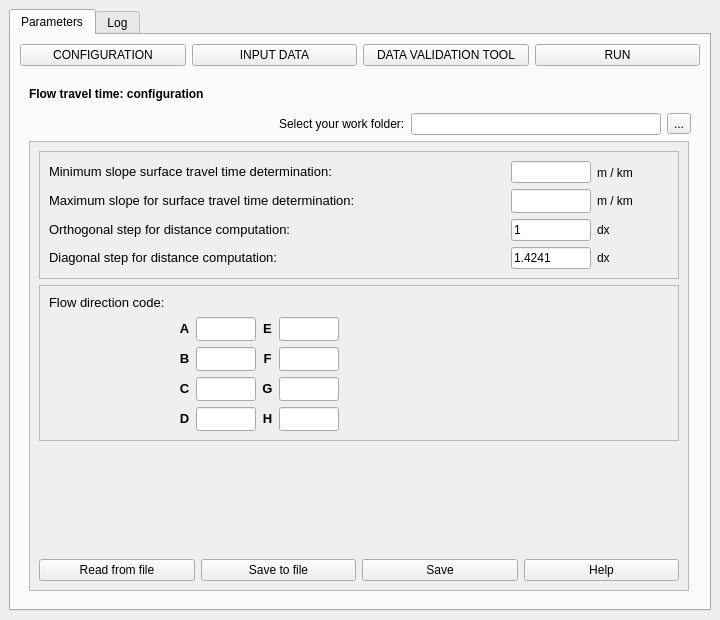
Above: hidroPixel_dialog_flow_tt.ui from pedmap/HidroPixel_test before the change. Below: the same form after it.
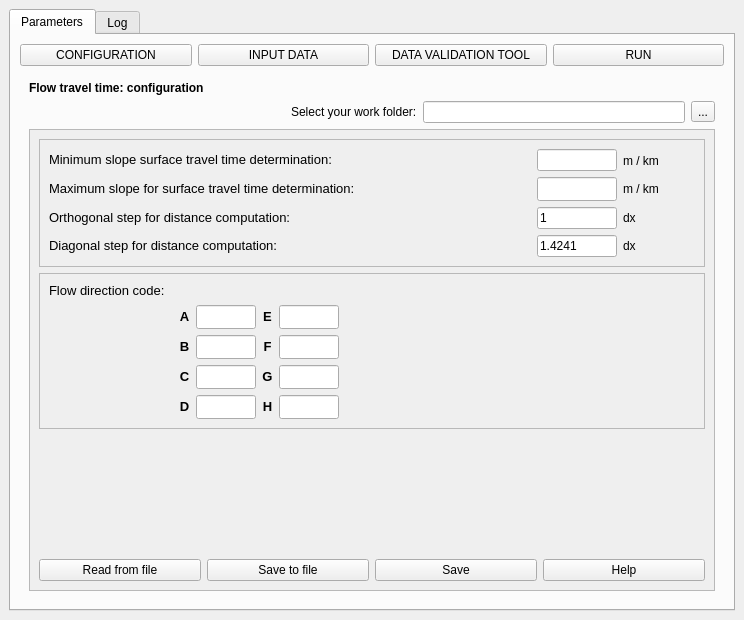
That is the form after the change. Icons and pictures are not drawn.

Patch:
```diff
--- a/hidroPixel_dialog_flow_tt.ui
+++ b/hidroPixel_dialog_flow_tt.ui
@@ -6,7 +6,7 @@
    <rect>
     <x>0</x>
     <y>0</y>
-    <width>720</width>
+    <width>744</width>
     <height>620</height>
    </rect>
   </property>
@@ -80,7 +80,7 @@
             <item row="2" column="0">
              <widget class="QScrollArea" name="scrollArea">
               <property name="sizePolicy">
-               <sizepolicy hsizetype="Fixed" vsizetype="Fixed">
+               <sizepolicy hsizetype="Expanding" vsizetype="Expanding">
                 <horstretch>0</horstretch>
                 <verstretch>0</verstretch>
                </sizepolicy>
@@ -99,8 +99,8 @@
                 <rect>
                  <x>0</x>
                  <y>0</y>
-                 <width>658</width>
-                 <height>448</height>
+                 <width>682</width>
+                 <height>451</height>
                 </rect>
                </property>
                <layout class="QGridLayout" name="gridLayout_5">
@@ -226,8 +226,8 @@
                     </spacer>
                    </item>
                    <item row="1" column="2">
-                    <layout class="QHBoxLayout" name="horizontalLayout_24">
-                     <item>
+                    <layout class="QGridLayout" name="gridLayout_20">
+                     <item row="0" column="0">
                       <layout class="QVBoxLayout" name="verticalLayout_3">
                        <item>
                         <layout class="QHBoxLayout" name="horizontalLayout_11">
@@ -339,7 +339,7 @@
                        </item>
                       </layout>
                      </item>
-                     <item>
+                     <item row="0" column="1">
                       <layout class="QVBoxLayout" name="verticalLayout_9">
                        <item>
                         <layout class="QHBoxLayout" name="horizontalLayout_20">
```
Left out of the diff: 108 changed lines with no effect on the pictures.
